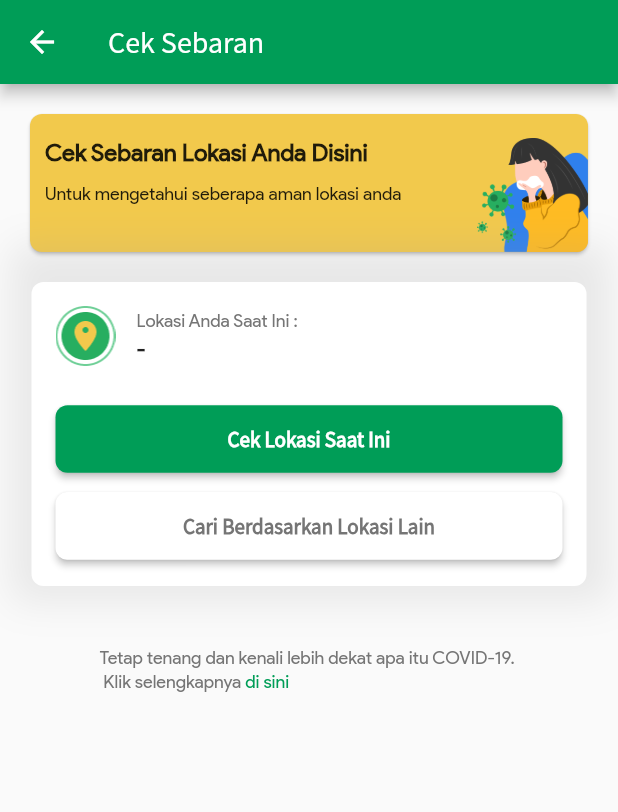
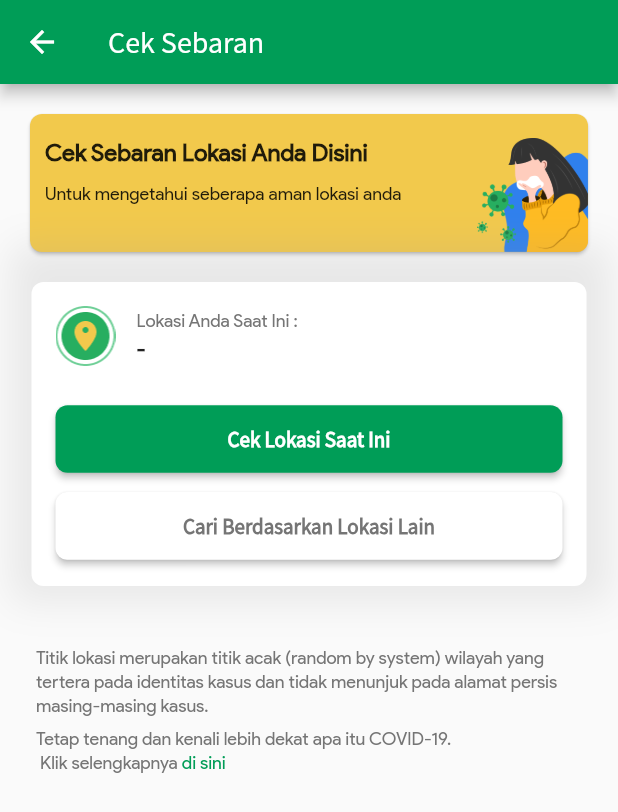
Before and after one commit to jabardigitalservice/pikobar-flutter, a Flutter app: the CheckDistribution screen opened directly, on a phone screen of 412 x 824 dp. Shown: the top 812 px of the screen. Run offline on Flutter 3.47's test engine with Material 2 defaults, Android fonts, the phone set to English and light mode, and no system bars; our stand-ins replace bloc, cached_network_image, carousel_slider, cloud_firestore, device_info, device_preview and 26 more; missing offline and left inert: bottom_navigation_badge, esys_flutter_share, firebase_in_app_messaging, flutter_inappwebview, flutter_web_browser, qr; accounts and stored records are empty.

Commit message:
change display no data respon

```diff
--- a/lib/components/ErrorContent.dart
+++ b/lib/components/ErrorContent.dart
@@ -27,6 +27,8 @@ class _ErrorContentState extends State<ErrorContent> {
         alignment: Alignment.center,
         color: Colors.white,
       );
+    } else if (_error.contains(Dictionary.unreachableLocation)) {
+      return Center(child: _buildContent('assets/images/map-error.png'));
     } else {
       return Center(child: _buildUnknownErrorContent());
     }
--- a/lib/constants/Dictionary.dart
+++ b/lib/constants/Dictionary.dart
@@ -186,6 +186,8 @@ class Dictionary {
   static String village = 'Kelurahan';
   static String districts = 'kecamatan';
   static String here = 'di sini';
+  static String informationLocation =
+      'Titik lokasi merupakan titik acak (random by system) wilayah yang tertera pada identitas kasus dan tidak menunjuk pada alamat persis masing-masing kasus.';
 
   //message
   static String markAsRead = "Tandai Semua Sudah Dibaca";
--- a/lib/screens/checkDistribution/CheckDistributionScreen.dart
+++ b/lib/screens/checkDistribution/CheckDistributionScreen.dart
@@ -252,7 +252,20 @@ class _CheckDistributionState extends State<CheckDistribution> {
               padding: const EdgeInsets.all(24.0),
               child: Align(
                 alignment: Alignment.center,
-                child: Text.rich(
+                child: Column(
+                  crossAxisAlignment: CrossAxisAlignment.start,
+                  children: <Widget>[
+                    Text(
+                      Dictionary.informationLocation,
+                      style: TextStyle(
+                        fontFamily: FontsFamily.productSans,
+                        color: Colors.grey[600],
+                        fontSize: 12.0,
+                        height: 1.3,
+                      ),
+                    ),
+                    SizedBox(height: 6),
+                    Text.rich(
                       TextSpan(
                         children: <TextSpan>[
                           TextSpan(
@@ -279,6 +292,8 @@ class _CheckDistributionState extends State<CheckDistribution> {
                                 })
                         ],
                       ),
+                    )
+                  ],
                 ),
               ),
             )
@@ -289,7 +304,25 @@ class _CheckDistributionState extends State<CheckDistribution> {
   Widget buildContent(CheckDistributionLoaded state) {
     print(state.record.detected.toString());
     return state.record.detected == null
-        ? EmptyData(message: Dictionary.unreachableLocation)
+        ? Column(
+            crossAxisAlignment: CrossAxisAlignment.center,
+            children: <Widget>[
+              ErrorContent(error: Dictionary.unreachableLocation),
+              Padding(
+                padding: const EdgeInsets.fromLTRB(20.0, 12.0, 20.0, 30.0),
+                child: Text(
+                  'Maaf, lokasi yang Anda cari tidak ditemukan. Coba ulangi kembali',
+                  textAlign: TextAlign.center,
+                  style: TextStyle(
+                    color: Colors.grey[600],
+                    fontFamily: FontsFamily.productSans,
+                    fontSize: 14.0,
+                    height: 1.2,
+                  ),
+                ),
+              ),
+            ],
+          )
         : Padding(
             padding: const EdgeInsets.only(
                 top: 0, left: Dimens.padding, right: Dimens.padding),
```
Also changed, not shown: assets/images/map-error.png (added). Lines whose indentation alone changed are shown as unchanged.
